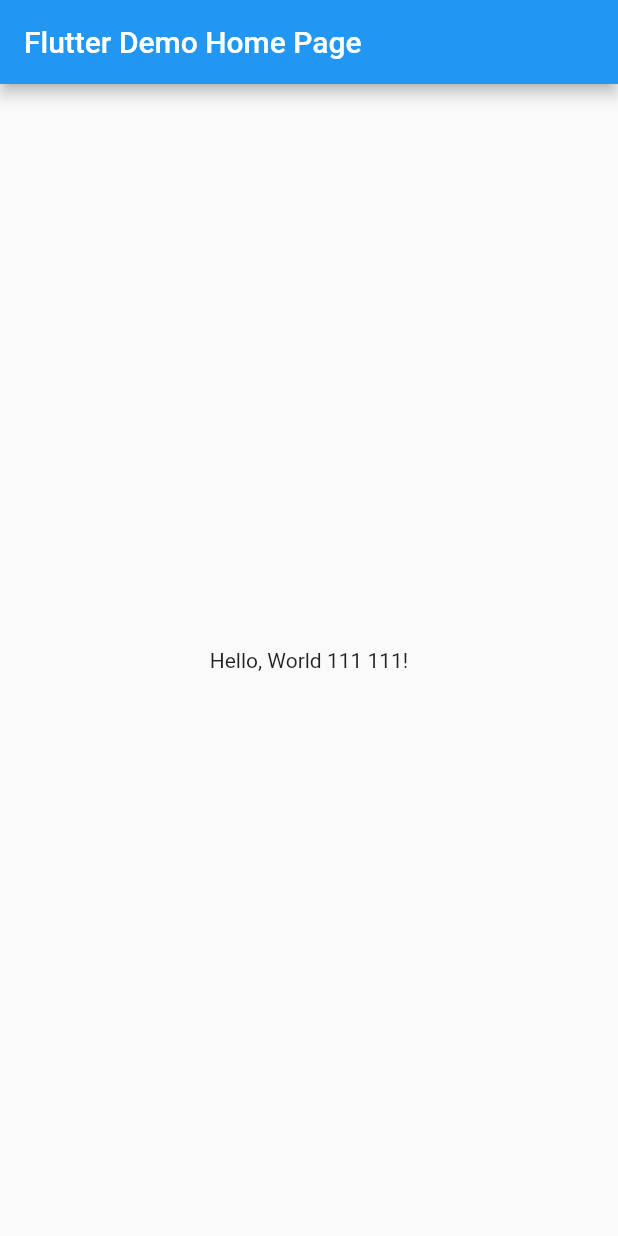
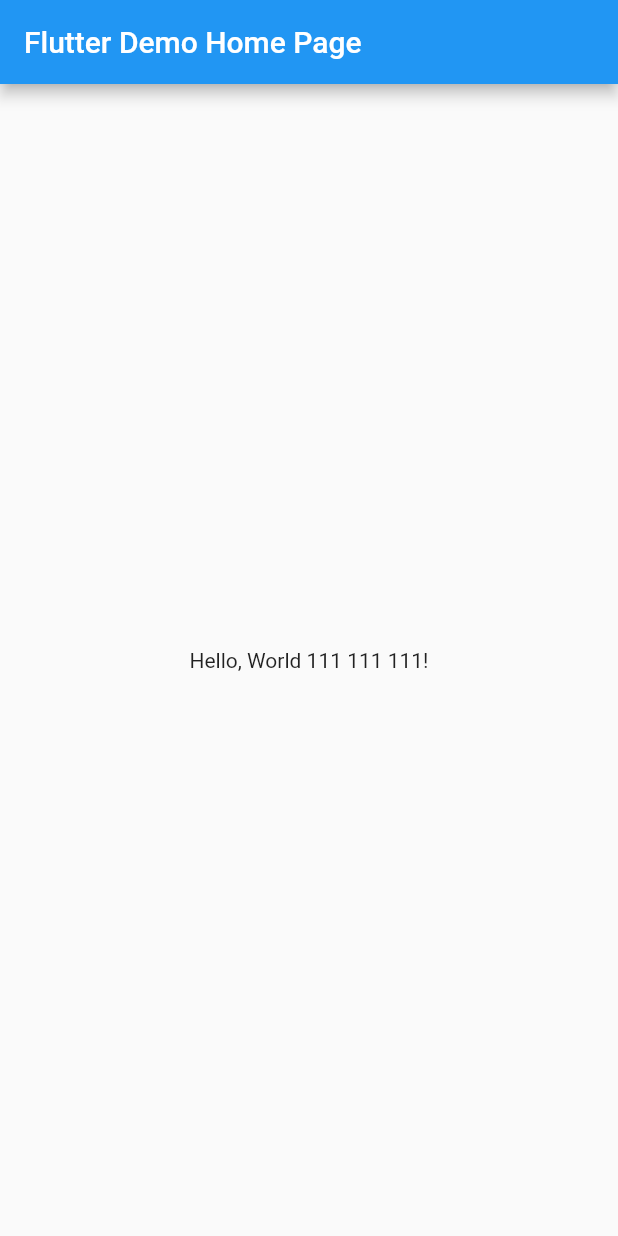
Before and after one commit to mdrobnych/vcs_tester2, a Flutter app: the screen it shows after launch, on a phone screen of 412 x 824 dp. Run offline on Flutter 3.47's test engine with Material 2 defaults, Android fonts, the phone set to English and light mode, and no system bars.

Commit message:
added 1 text

```diff
--- a/lib/main.dart
+++ b/lib/main.dart
@@ -33,7 +33,7 @@ class MyHomePage extends StatelessWidget {
       ),
       body: Center(
         child: Text(
-          'Hello, World 111 111!',
+          'Hello, World 111 111 111!',
         ),
       ),
     );
```
